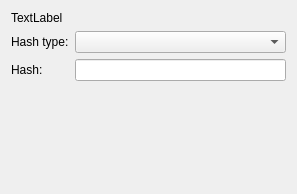
Before: the Qt Designer form ui/verificationadddlg.ui in KDE/kget, drawn with Qt 5.
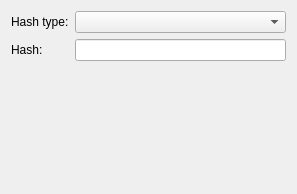
After: the same form once the commit is applied. Custom widgets are drawn as their Qt base class.

Commit message: Removes the "Add More" buttons since they make they ui harder to understand.

Patch:
```diff
--- a/ui/verificationadddlg.ui
+++ b/ui/verificationadddlg.ui
@@ -11,16 +11,6 @@
    </rect>
   </property>
   <layout class="QVBoxLayout" name="verticalLayout">
-   <item>
-    <widget class="QLabel" name="successLabel">
-     <property name="text">
-      <string>TextLabel</string>
-     </property>
-     <property name="wordWrap">
-      <bool>true</bool>
-     </property>
-    </widget>
-   </item>
    <item>
     <layout class="QFormLayout" name="formLayout">
      <item row="0" column="0">
@@ -68,16 +58,16 @@
   </layout>
  </widget>
  <customwidgets>
-  <customwidget>
-   <class>KComboBox</class>
-   <extends>QComboBox</extends>
-   <header>kcombobox.h</header>
-  </customwidget>
   <customwidget>
    <class>KLineEdit</class>
    <extends>QLineEdit</extends>
    <header>klineedit.h</header>
   </customwidget>
+  <customwidget>
+   <class>KComboBox</class>
+   <extends>QComboBox</extends>
+   <header>kcombobox.h</header>
+  </customwidget>
  </customwidgets>
  <tabstops>
   <tabstop>hashTypes</tabstop>
```
The commit also changes 5 other files.
